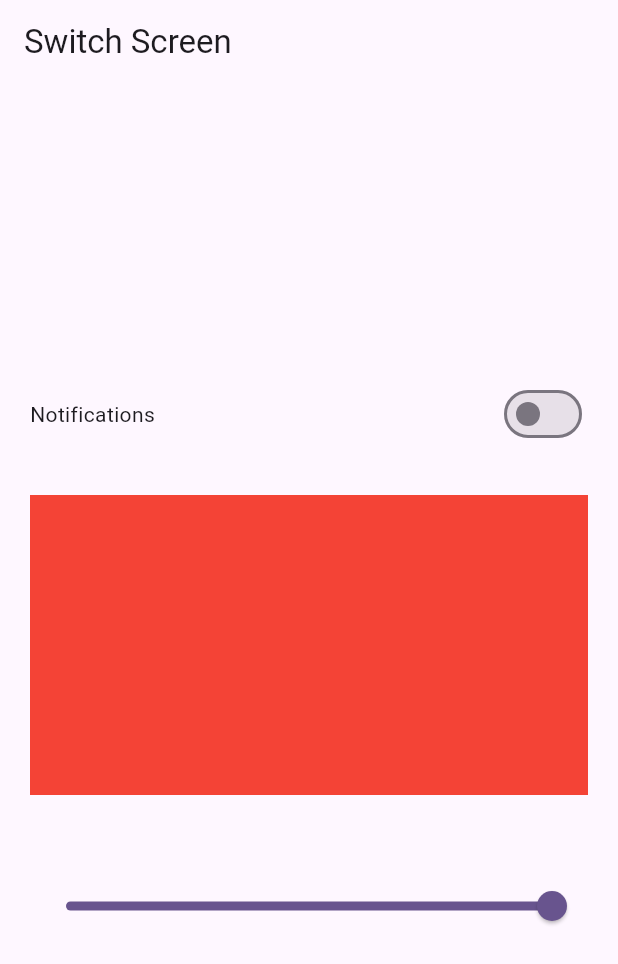
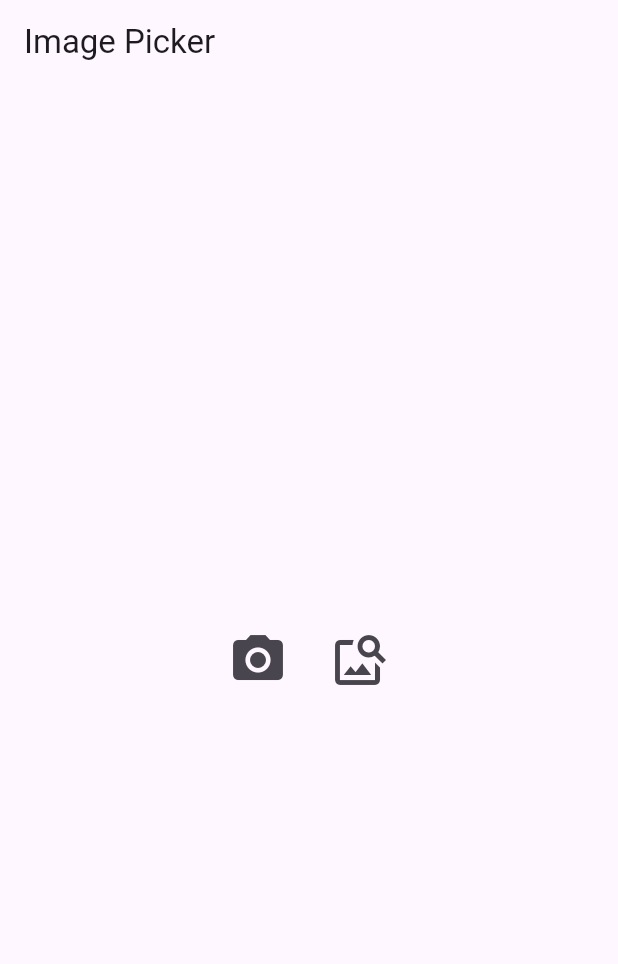
Before and after one commit to thiago-dsd/bloc_classes, a Flutter app: the screen it shows after launch, on a phone screen of 412 x 824 dp. Shown: the top 964 px of the screen. Run offline on Flutter 3.47's test engine with Material 3 defaults, Android fonts, the phone set to English and light mode, and no system bars; our stand-ins replace bloc, equatable, flutter_bloc, image_picker.

Commit message:
Create image picker example.

```diff
--- /dev/null
+++ b/lib/bloc/image_picker/image_picker_bloc.dart
@@ -0,0 +1,27 @@
+import 'package:bloc/bloc.dart';
+import 'package:bloc_classes/utils/image_picker_utils.dart';
+import 'package:equatable/equatable.dart';
+import 'package:image_picker/image_picker.dart';
+
+part 'image_picker_event.dart';
+part 'image_picker_state.dart';
+
+class ImagePickerBloc extends Bloc<ImagePickerEvent, ImagePickerState> {
+  final ImagePickerUtils imagePickerUtils;
+
+  ImagePickerBloc(this.imagePickerUtils) : super(const ImagePickerState()) {
+    on<CameraCapture>(_cameraCapture);
+    on<GalleryImagePicker>(_galleryImagePicker);
+  }
+
+  void _cameraCapture(
+      CameraCapture event, Emitter<ImagePickerState> emit) async {
+    XFile? file = await imagePickerUtils.cameraCapture();
+    emit(state.copyWith(file: file));
+  }
+
+  void _galleryImagePicker(
+      GalleryImagePicker event, Emitter<ImagePickerState> emit) async {
+    emit(state.copyWith(file: await imagePickerUtils.pickImageFromGallery()));
+  }
+}
--- /dev/null
+++ b/lib/bloc/image_picker/image_picker_event.dart
@@ -0,0 +1,12 @@
+part of 'image_picker_bloc.dart';
+
+sealed class ImagePickerEvent extends Equatable {
+  const ImagePickerEvent();
+
+  @override
+  List<Object> get props => [];
+}
+
+class CameraCapture extends ImagePickerEvent {}
+
+class GalleryImagePicker extends ImagePickerEvent {}
--- /dev/null
+++ b/lib/bloc/image_picker/image_picker_state.dart
@@ -0,0 +1,14 @@
+part of 'image_picker_bloc.dart';
+
+class ImagePickerState extends Equatable {
+  final XFile? file;
+
+  const ImagePickerState({this.file});
+
+  ImagePickerState copyWith({XFile? file}) {
+    return ImagePickerState(file: file ?? this.file);
+  }
+
+  @override
+  List<Object?> get props => [file];
+}
--- a/lib/bloc/switch/switch_event.dart
+++ b/lib/bloc/switch/switch_event.dart
@@ -9,6 +9,7 @@ sealed class SwitchEvent extends Equatable {
 
 class EnableOrDisableNotification extends SwitchEvent {}
 
+// ignore: must_be_immutable
 class SliderEvent extends SwitchEvent {
   double sliderValue;
 
--- a/lib/bloc/switch/switch_state.dart
+++ b/lib/bloc/switch/switch_state.dart
@@ -1,5 +1,6 @@
 part of 'switch_bloc.dart';
 
+// ignore: must_be_immutable
 class SwitchState extends Equatable {
   bool isSwitch;
   double slider;
@@ -15,4 +16,5 @@ class SwitchState extends Equatable {
   List<Object> get props => [isSwitch, slider];
 }
 
+// ignore: must_be_immutable
 final class SwitchInitial extends SwitchState {}
--- a/lib/main.dart
+++ b/lib/main.dart
@@ -1,5 +1,7 @@
+import 'package:bloc_classes/bloc/image_picker/image_picker_bloc.dart';
 import 'package:bloc_classes/bloc/switch/switch_bloc.dart';
-import 'package:bloc_classes/ui/switch/switch_screen.dart';
+import 'package:bloc_classes/ui/image_picker/image_picker_screen.dart';
+import 'package:bloc_classes/utils/image_picker_utils.dart';
 import 'package:flutter/material.dart';
 import 'package:flutter_bloc/flutter_bloc.dart';
 import 'package:bloc_classes/bloc/counter/counter_bloc.dart';
@@ -21,6 +23,9 @@ class MyApp extends StatelessWidget {
         BlocProvider(
           create: (_) => SwitchBloc(),
         ),
+        BlocProvider(
+          create: (_) => ImagePickerBloc(ImagePickerUtils()),
+        ),
       ],
       child: MaterialApp(
         title: 'Flutter Demo',
@@ -28,7 +33,7 @@ class MyApp extends StatelessWidget {
           colorScheme: ColorScheme.fromSeed(seedColor: Colors.deepPurple),
           useMaterial3: true,
         ),
-        home: const SwitchScreen(),
+        home: const ImagePickerScreen(),
       ),
     );
   }
--- /dev/null
+++ b/lib/ui/image_picker/image_picker_screen.dart
@@ -0,0 +1,57 @@
+import 'dart:io';
+import 'package:bloc_classes/bloc/image_picker/image_picker_bloc.dart';
+import 'package:flutter/material.dart';
+import 'package:flutter_bloc/flutter_bloc.dart';
+
+class ImagePickerScreen extends StatefulWidget {
+  const ImagePickerScreen({super.key});
+
+  @override
+  State<ImagePickerScreen> createState() => _ImagePickerScreenState();
+}
+
+class _ImagePickerScreenState extends State<ImagePickerScreen> {
+  @override
+  Widget build(BuildContext context) {
+    return Scaffold(
+      appBar: AppBar(
+        title: const Text("Image Picker"),
+      ),
+      body: Center(
+        child: BlocBuilder<ImagePickerBloc, ImagePickerState>(
+          builder: (context, state) {
+            return state.file == null
+                ? Row(
+                    mainAxisAlignment: MainAxisAlignment.center,
+                    crossAxisAlignment: CrossAxisAlignment.center,
+                    children: [
+                      IconButton(
+                        icon: const Icon(
+                          Icons.photo_camera,
+                          size: 40,
+                        ),
+                        onPressed: () => context
+                            .read<ImagePickerBloc>()
+                            .add(CameraCapture()),
+                      ),
+                      const SizedBox(
+                        width: 12,
+                      ),
+                      IconButton(
+                        icon: const Icon(
+                          Icons.image_search,
+                          size: 40,
+                        ),
+                        onPressed: () => context
+                            .read<ImagePickerBloc>()
+                            .add(GalleryImagePicker()),
+                      )
+                    ],
+                  )
+                : Image.file(File(state.file!.path));
+          },
+        ),
+      ),
+    );
+  }
+}
--- /dev/null
+++ b/lib/utils/image_picker_utils.dart
@@ -0,0 +1,15 @@
+import 'package:image_picker/image_picker.dart';
+
+class ImagePickerUtils {
+  final ImagePicker _picker = ImagePicker();
+
+  Future<XFile?> cameraCapture() async {
+    final XFile? file = await _picker.pickImage(source: ImageSource.camera);
+    return file;
+  }
+
+  Future<XFile?> pickImageFromGallery() async {
+    final XFile? file = await _picker.pickImage(source: ImageSource.gallery);
+    return file;
+  }
+}
--- a/pubspec.yaml
+++ b/pubspec.yaml
@@ -18,6 +18,7 @@ dependencies:
   equatable: ^2.0.5
   flutter_bloc: ^8.1.6
   bloc: ^8.1.4
+  image_picker: ^1.0.8
 
 dev_dependencies:
   flutter_test:
```
Also changed, not shown: pubspec.lock, 7 other files.
